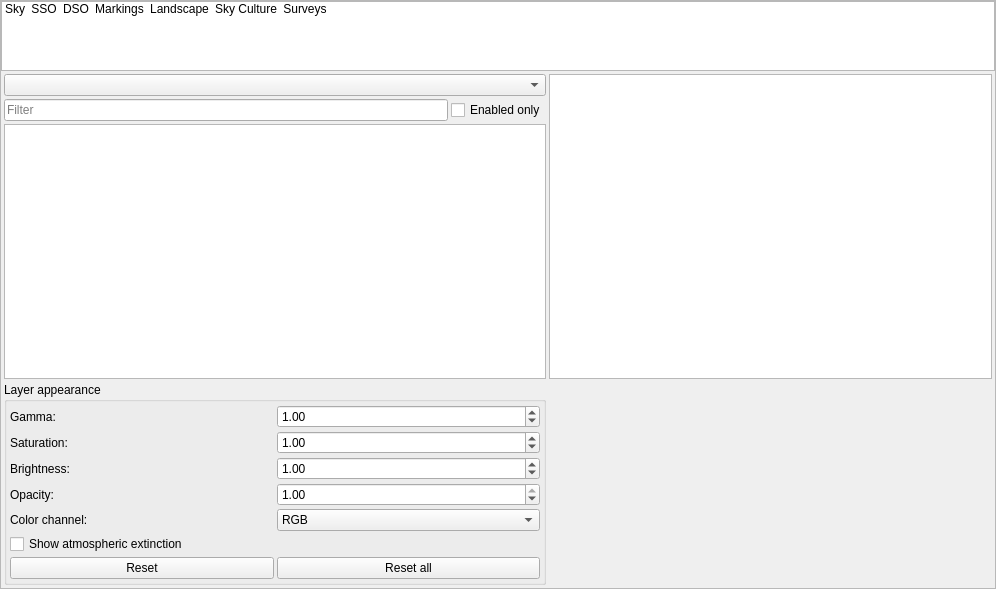
This is src/gui/viewDialog.ui in Stellarium/stellarium as Qt 5 draws it before an edit. The edited form follows.
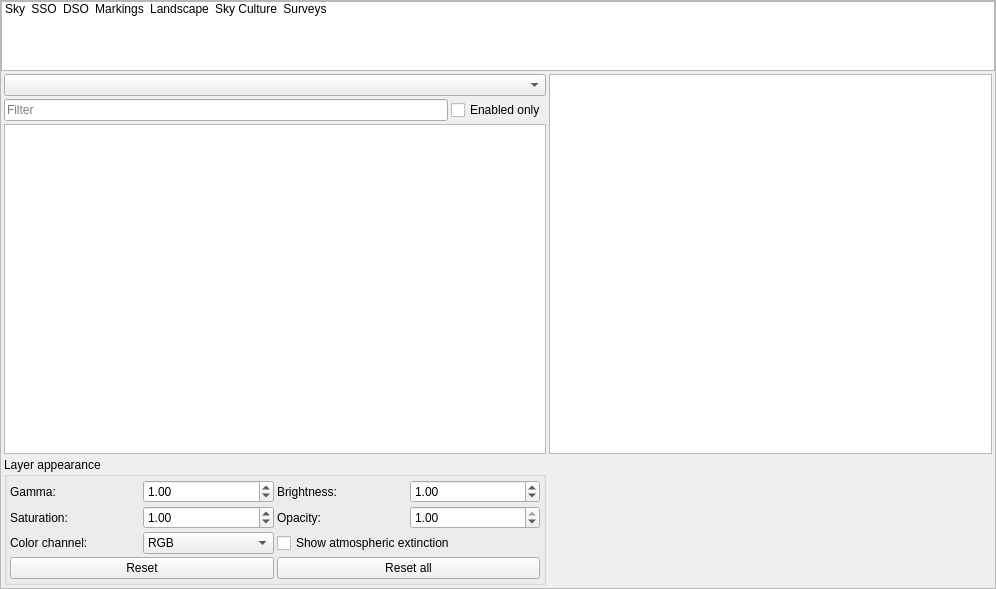
This is the edited form. The open tabs and pages were chosen to show the change. Icons and pictures are not drawn. Custom widgets are drawn as their Qt base class.

Commit message: Separate Layout into two coloumns

```diff
--- a/src/gui/viewDialog.ui
+++ b/src/gui/viewDialog.ui
@@ -6696,14 +6696,14 @@
                </property>
               </widget>
              </item>
-             <item row="2" column="0">
+             <item row="0" column="2">
               <widget class="QLabel" name="hipsBrightnessLabel">
                <property name="text">
                 <string>Brightness:</string>
                </property>
               </widget>
              </item>
-             <item row="2" column="1">
+             <item row="0" column="3">
               <widget class="QDoubleSpinBox" name="hipsBrightnessDoubleSpinBox">
                <property name="decimals">
                 <number>2</number>
@@ -6722,14 +6722,14 @@
                </property>
               </widget>
              </item>
-             <item row="3" column="0">
+             <item row="1" column="2">
               <widget class="QLabel" name="hipsOpacityLabel">
                <property name="text">
                 <string>Opacity:</string>
                </property>
               </widget>
              </item>
-             <item row="3" column="1">
+             <item row="1" column="3">
               <widget class="QDoubleSpinBox" name="hipsOpacityDoubleSpinBox">
                <property name="decimals">
                 <number>2</number>
@@ -6748,14 +6748,14 @@
                </property>
               </widget>
              </item>
-             <item row="4" column="0">
+             <item row="2" column="0">
               <widget class="QLabel" name="hipsColorChannelLabel">
                <property name="text">
                 <string>Color channel:</string>
                </property>
               </widget>
              </item>
-             <item row="4" column="1">
+             <item row="2" column="1">
               <widget class="QComboBox" name="hipsColorChannelComboBox">
                <item>
                 <property name="text">
@@ -6779,21 +6779,21 @@
                </item>
               </widget>
              </item>
-             <item row="5" column="0" colspan="2">
+             <item row="2" column="2" colspan="2">
               <widget class="QCheckBox" name="hipsAtmosphericExtinctionCheckBox">
                <property name="text">
                 <string>Show atmospheric extinction</string>
                </property>
               </widget>
              </item>
-             <item row="6" column="0">
+             <item row="3" column="0" colspan="2">
               <widget class="QPushButton" name="hipsResetPushButton">
                <property name="text">
                 <string>Reset</string>
                </property>
               </widget>
              </item>
-             <item row="6" column="1">
+             <item row="3" column="2" colspan="2">
               <widget class="QPushButton" name="hipsResetAllPushButton">
                <property name="text">
                 <string>Reset all</string>
```
